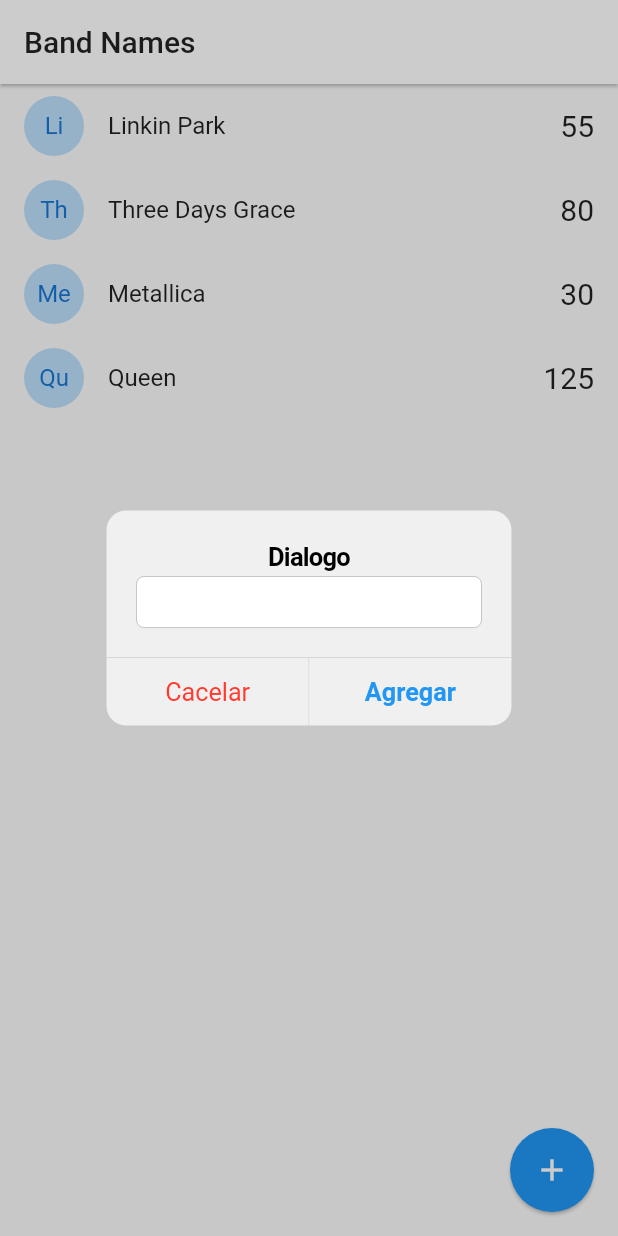
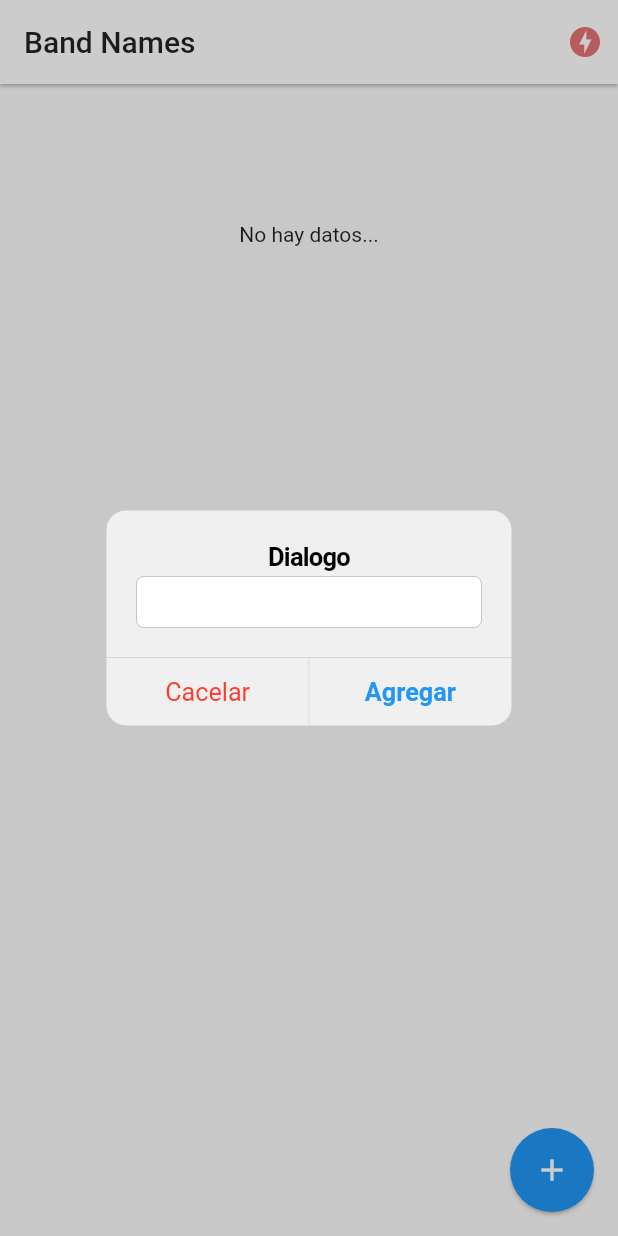
Before and after one commit to bryansq2nt/flutter_band_names, a Flutter app: the screen it shows after launch, after a tap on the "add" icon, on a phone screen of 412 x 824 dp. Run offline on Flutter 3.47's test engine with Material 2 defaults, Android fonts, the phone set to English and light mode, and no system bars; our stand-ins replace pie_chart, socket_io_client; network calls fail.

Commit message:
Aplicacion de votaciones Terminada

```diff
--- a/lib/main.dart
+++ b/lib/main.dart
@@ -1,18 +1,29 @@
+import 'package:band_names/src/providers/socket.dart';
 import 'package:band_names/src/views/home.dart';
+import 'package:band_names/src/views/status.dart';
 import 'package:flutter/material.dart';
+import 'package:provider/provider.dart';
 
 void main() => runApp(MyApp());
 
 class MyApp extends StatelessWidget {
   @override
   Widget build(BuildContext context) {
-    return MaterialApp(
-      title: 'App name',
-      debugShowCheckedModeBanner: false,
-      initialRoute: 'home',
-      routes: {
-        'home': (_) => HomeView()
-      },
+    return MultiProvider(
+      providers: [
+        ChangeNotifierProvider(
+          create: (_) => SocketService(),
+        ),
+      ],
+      child: MaterialApp(
+        title: 'App name',
+        debugShowCheckedModeBanner: false,
+        initialRoute: 'home',
+        routes: {
+          'home': (_) => HomeView(),
+          'status': (_) => StatusView()
+        },
+      ),
     );
   }
 }
--- a/lib/src/models/band.dart
+++ b/lib/src/models/band.dart
@@ -6,9 +6,9 @@ class Band {
   Band({this.id, this.name, this.votes});
 
   factory Band.fromMap(Map<String, dynamic> obj) => Band(
-    id: obj['id'],
-    name: obj['name'],
-    votes: obj['votes']
+    id: obj.containsKey('id') ? obj['id'] : 'no-id',
+    name: obj.containsKey('name') ? obj['name'] : 'no-name',
+    votes: obj.containsKey('votes') ? obj['votes'] : 'no-votes'
   );
 
 
--- /dev/null
+++ b/lib/src/providers/socket.dart
@@ -0,0 +1,40 @@
+
+import 'package:socket_io_client/socket_io_client.dart' as IO;
+import 'package:flutter/material.dart';
+
+enum ServerStatus { Online, Offline, Connecting }
+class SocketService with ChangeNotifier {
+  ServerStatus _serverStatus = ServerStatus.Connecting;
+  IO.Socket _socket;
+
+  ServerStatus get status => _serverStatus;
+  IO.Socket get socket => _socket;
+
+
+  SocketService(){
+    this._initConfig();
+  }
+
+  void _initConfig(){
+    this._socket = IO.io('http://192.168.0.16:4000/',{
+      'transports':['websocket'],
+      'autoConnect': true
+    });
+
+
+    socket.on('connect', (_) {
+      this._serverStatus = ServerStatus.Online;
+      notifyListeners();
+
+    });
+
+    socket.on('disconnect', (_) {
+      this._serverStatus = ServerStatus.Offline;
+      notifyListeners();
+    });
+
+
+
+  }
+
+}
--- a/lib/src/views/home.dart
+++ b/lib/src/views/home.dart
@@ -1,8 +1,11 @@
 import 'dart:io';
 
 import 'package:band_names/src/models/band.dart';
+import 'package:band_names/src/providers/socket.dart';
 import 'package:flutter/cupertino.dart';
 import 'package:flutter/material.dart';
+import 'package:pie_chart/pie_chart.dart';
+import 'package:provider/provider.dart';
 
 class HomeView extends StatefulWidget {
   @override
@@ -10,15 +13,34 @@ class HomeView extends StatefulWidget {
 }
 
 class _HomeViewState extends State<HomeView> {
-  List<Band> bands = [
-    new Band(id: '1', name: "Linkin Park", votes: 55),
-    new Band(id: '2', name: "Three Days Grace", votes: 80),
-    new Band(id: '3', name: "Metallica", votes: 30),
-    new Band(id: '4', name: "Queen", votes: 125),
-  ];
+  List<Band> bands = [];
+
+  @override
+  void initState() {
+    final socketService = Provider.of<SocketService>(context,listen: false);
+    socketService.socket.on('active-bands',_handleActiveBands);
+
+    super.initState();
+  }
+
+  _handleActiveBands(dynamic payload){
+    this.bands = (payload as List)
+        .map((band) => Band.fromMap(band))
+        .toList();
+    setState(() {});
+  }
+
+  @override
+  void dispose() {
+    final socketService = Provider.of<SocketService>(context,listen: false);
+    socketService.socket.off('active-bands');
+    super.dispose();
+  }
 
   @override
   Widget build(BuildContext context) {
+    final socketService = Provider.of<SocketService>(context);
+
     return Scaffold(
         appBar: AppBar(
           elevation: 1,
@@ -27,10 +49,27 @@ class _HomeViewState extends State<HomeView> {
             style: TextStyle(color: Colors.black87),
           ),
           backgroundColor: Colors.white,
+          actions: <Widget>[
+            Container(
+              margin: EdgeInsets.only( right: 10),
+              child : socketService.status ==  ServerStatus.Online
+               ? Icon(Icons.check_circle, color: Colors.blue[300],)
+               : Icon(Icons.offline_bolt, color: Colors.red[300],)
+              ,
+            )
+          ],
         ),
-        body: ListView.builder(
-          itemCount: bands.length,
-          itemBuilder: (context, index) => _bandTile(bands[index])
+        body: SingleChildScrollView(
+          child: Column(
+            children: <Widget>[
+              _showGraph(),
+              ListView.builder(
+                  shrinkWrap: true,
+                  itemCount: bands.length,
+                  itemBuilder: (context, index) => _bandTile(bands[index])
+              ),
+            ],
+          ),
         ),
       floatingActionButton: FloatingActionButton(
         child: Icon(Icons.add),
@@ -41,6 +80,8 @@ class _HomeViewState extends State<HomeView> {
   }
 
   Widget _bandTile(Band band) {
+    final socketService = Provider.of<SocketService>(context,listen: false);
+
     return Dismissible(
       key: Key(band.id),
       direction: DismissDirection.startToEnd,
@@ -52,9 +93,7 @@ class _HomeViewState extends State<HomeView> {
           child: Icon(Icons.delete, color: Colors.white,),
         ),
       ),
-      onDismissed: (direction){
-        print("Banda: ${band.name} eliminada correctamente.");
-      },
+      onDismissed: (direction) => socketService.socket.emit('delete-band',{ 'id': band.id } ),
       child: ListTile(
         leading: CircleAvatar(
           child: Text(band.name.substring(0, 2)),
@@ -62,7 +101,7 @@ class _HomeViewState extends State<HomeView> {
         ),
         title: Text(band.name),
         trailing: Text('${band.votes}', style: TextStyle(fontSize: 20),),
-        onTap:(){},
+        onTap:() => socketService.socket.emit('vote-band',{ 'id': band.id } ),
       ),
     );
   }
@@ -73,8 +112,7 @@ class _HomeViewState extends State<HomeView> {
     if(!Platform.isAndroid){
       return showDialog(
           context: context,
-          builder: (context){
-            return AlertDialog(
+          builder: (_) => AlertDialog(
               shape: RoundedRectangleBorder(borderRadius: BorderRadius.all(Radius.circular(5.0))),
               title: Text("New Band Name"),
               content: TextField(
@@ -93,15 +131,14 @@ class _HomeViewState extends State<HomeView> {
                   child: Text("Agregar"),
                 ),
               ],
-            );
-          }
+            )
+
       );
     }
 
     showCupertinoDialog(
         context: context,
-        builder: (_){
-          return CupertinoAlertDialog(
+        builder: (_) =>  CupertinoAlertDialog(
             title: Text("Dialogo"),
             content: CupertinoTextField(
               controller: textController,
@@ -119,17 +156,17 @@ class _HomeViewState extends State<HomeView> {
                 onPressed: () => addBandToList(textController.text),
               ),
             ],
-          );
-        }
+          )
     );
 
 
   }
 
   void addBandToList(String name){
+    final socketService = Provider.of<SocketService>(context,listen: false);
+
     if(name.length > 1){
-      this.bands.add(new Band(id: DateTime.now().millisecondsSinceEpoch.toString(),name: name , votes: DateTime.now().millisecondsSinceEpoch));
-      setState(() {});
+      socketService.socket.emit('new-band',{ 'name': name });
     }
     else
       {
@@ -138,4 +175,50 @@ class _HomeViewState extends State<HomeView> {
 
     Navigator.pop(context);
   }
+
+
+  Widget _showGraph() {
+    Map<String, double> dataMap = new Map();
+    this.bands.forEach((band) {
+      dataMap.putIfAbsent(band.name, () => band.votes.toDouble());
+    });
+
+    final List<Color> colorList = [
+      Colors.blue[200],
+      Colors.pink[200],
+      Colors.red[200],
+      Colors.purple[200],
+      Colors.green[200],
+      Colors.yellow[200],
+      Colors.amber[200],
+      Colors.orange[200],
+    ];
+
+    return Container(
+      width: double.infinity,
+      height: 200.0,
+      child:
+      this.bands.isNotEmpty ? PieChart(
+        dataMap: dataMap,
+        animationDuration: Duration(milliseconds: 800),
+        chartLegendSpacing: 32.0,
+        chartRadius: MediaQuery.of(context).size.width / 2.7,
+        showChartValuesInPercentage: true,
+        showChartValues: true,
+        showChartValuesOutside: false,
+        chartValueBackgroundColor: Colors.grey[200],
+        colorList: colorList,
+        showLegends: true,
+        legendPosition: LegendPosition.right,
+        decimalPlaces: 0,
+        showChartValueLabel: true,
+        initialAngle: 0,
+        chartValueStyle: defaultChartValueStyle.copyWith(
+          color: Colors.blueGrey[900].withOpacity(0.9),
+        ),
+        chartType: ChartType.ring,
+      )
+          : Center(child: Text("No hay datos..."))
+    );
+  }
 }
--- a/pubspec.yaml
+++ b/pubspec.yaml
@@ -28,6 +28,9 @@ dependencies:
   # The following adds the Cupertino Icons font to your application.
   # Use with the CupertinoIcons class for iOS style icons.
   cupertino_icons: ^0.1.3
+  socket_io_client: ^0.9.11
+  provider: ^4.3.2+1
+  pie_chart: ^3.1.1
 
 dev_dependencies:
   flutter_test:
```
Also changed, not shown: lib/src/views/status.dart (added, +38 -0 lines), pubspec.lock.
